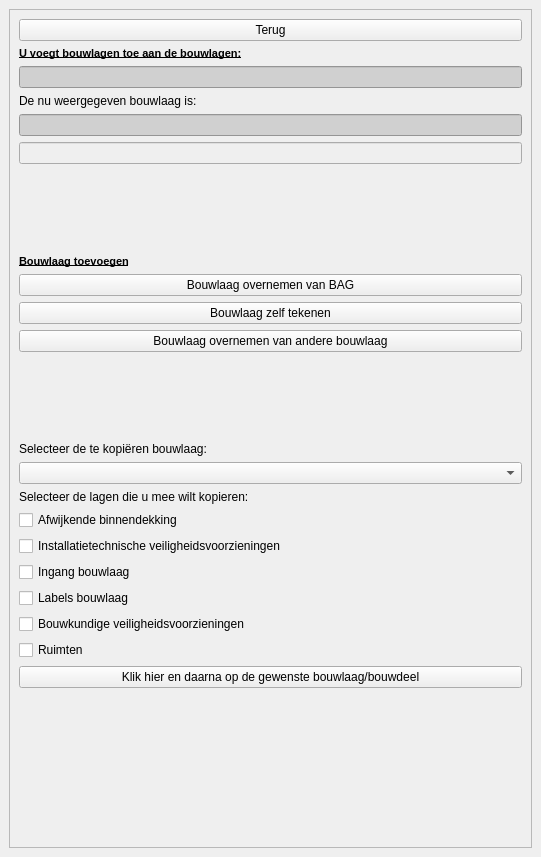
First picture: the form in plugin/oiv/bag_pand/oiv_bouwlaag_widget.ui, repository OIV-NL-QGIS/QGIS_project, before the edit.
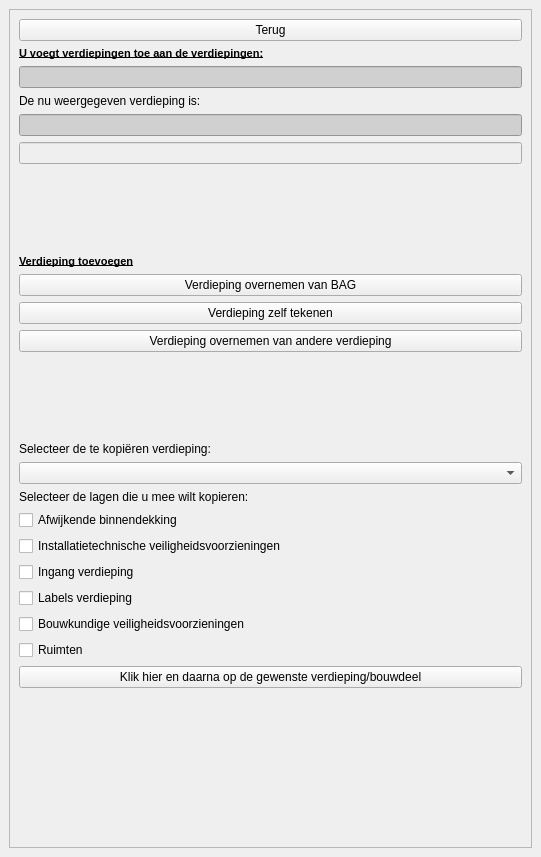
Second picture: the form after the edit.

What changed in the file:
```diff
--- a/plugin/oiv/bag_pand/oiv_bouwlaag_widget.ui
+++ b/plugin/oiv/bag_pand/oiv_bouwlaag_widget.ui
@@ -61,7 +61,7 @@
              </font>
             </property>
             <property name="text">
-             <string>U voegt bouwlagen toe aan de bouwlagen:</string>
+             <string>U voegt verdiepingen toe aan de verdiepingen:</string>
             </property>
            </widget>
           </item>
@@ -80,7 +80,7 @@
           <item>
            <widget class="QLabel" name="label_2">
             <property name="text">
-             <string>De nu weergegeven bouwlaag is:</string>
+             <string>De nu weergegeven verdieping is:</string>
             </property>
            </widget>
           </item>
@@ -138,28 +138,28 @@
              </font>
             </property>
             <property name="text">
-             <string>Bouwlaag toevoegen</string>
+             <string>Verdieping toevoegen</string>
             </property>
            </widget>
           </item>
           <item>
            <widget class="QPushButton" name="bouwlaag_bag">
             <property name="text">
-             <string>Bouwlaag overnemen van BAG</string>
+             <string>Verdieping overnemen van BAG</string>
             </property>
            </widget>
           </item>
           <item>
            <widget class="QPushButton" name="bouwlaag_tekenen">
             <property name="text">
-             <string>Bouwlaag zelf tekenen</string>
+             <string>Verdieping zelf tekenen</string>
             </property>
            </widget>
           </item>
           <item>
            <widget class="QPushButton" name="bouwlaag_overnemen">
             <property name="text">
-             <string>Bouwlaag overnemen van andere bouwlaag</string>
+             <string>Verdieping overnemen van andere verdieping</string>
             </property>
            </widget>
           </item>
@@ -179,7 +179,7 @@
           <item>
            <widget class="QLabel" name="label2">
             <property name="text">
-             <string>Selecteer de te kopiëren bouwlaag:</string>
+             <string>Selecteer de te kopiëren verdieping:</string>
             </property>
            </widget>
           </item>
@@ -210,14 +210,14 @@
           <item>
            <widget class="QCheckBox" name="copy_ingang_bouwl">
             <property name="text">
-             <string>Ingang bouwlaag</string>
+             <string>Ingang verdieping</string>
             </property>
            </widget>
           </item>
           <item>
            <widget class="QCheckBox" name="copy_label">
             <property name="text">
-             <string>Labels bouwlaag</string>
+             <string>Labels verdieping</string>
             </property>
            </widget>
           </item>
@@ -238,7 +238,7 @@
           <item>
            <widget class="QPushButton" name="copy">
             <property name="text">
-             <string>Klik hier en daarna op de gewenste bouwlaag/bouwdeel</string>
+             <string>Klik hier en daarna op de gewenste verdieping/bouwdeel</string>
             </property>
            </widget>
           </item>
```
